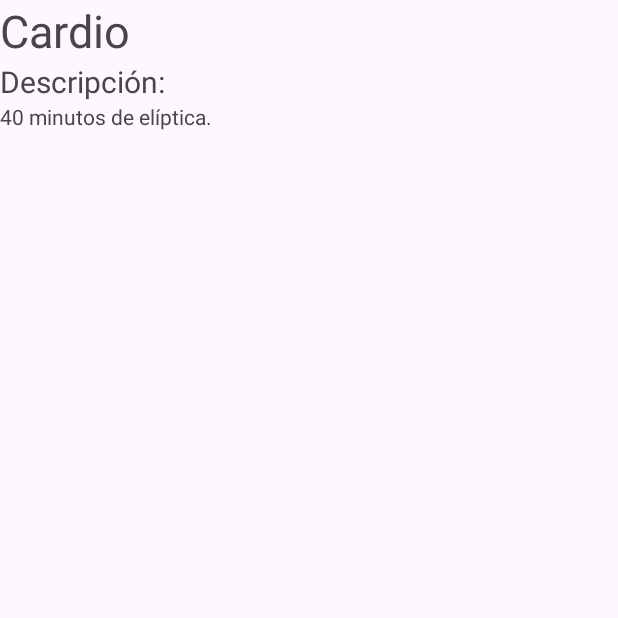
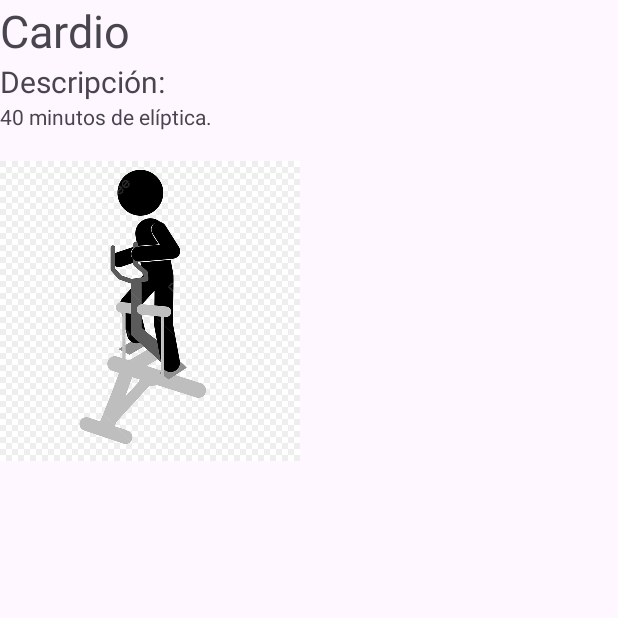
Before and after one commit to joanmrt/Examen-Android-1, an Android app: the screen it shows after launch (MainActivity), after a tap on "Cardio", on a phone screen of 412 x 824 dp, the top half of it. Run offline under Robolectric (Android 15) with nearby library versions, the phone set to English and light mode, and no system bars.

Commit message:
Todo añadido excepto layout

```diff
--- a/app/src/main/java/com/example/examen_1/Adapter.java
+++ b/app/src/main/java/com/example/examen_1/Adapter.java
@@ -5,15 +5,16 @@ import android.view.LayoutInflater;
 import android.view.View;
 import android.view.ViewGroup;
 import android.widget.BaseAdapter;
+import android.widget.ImageView;
 import android.widget.TextView;
 
 import java.util.ArrayList;
 
 public class Adapter extends BaseAdapter {
-    private final ArrayList<String> lista;
+    private final ArrayList<ItemList> lista;
     private final Context context;
 
-    public Adapter(ArrayList<String> lista, Context context){
+    public Adapter(ArrayList<ItemList> lista, Context context){
         this.context = context;
         this.lista = lista;
     }
@@ -43,7 +44,10 @@ public class Adapter extends BaseAdapter {
         }
 
         TextView textViewItem = view.findViewById(R.id.textViewItem);
-        textViewItem.setText(lista.get(position));
+        textViewItem.setText(lista.get(position).getText());
+
+        ImageView imageViewItem = view.findViewById(R.id.imageView);
+        imageViewItem.setImageResource(lista.get(position).getImageResId());
 
         return view;
     }
--- a/app/src/main/java/com/example/examen_1/FragmentInfo.java
+++ b/app/src/main/java/com/example/examen_1/FragmentInfo.java
@@ -7,6 +7,7 @@ import android.os.Bundle;
 import android.view.LayoutInflater;
 import android.view.View;
 import android.view.ViewGroup;
+import android.widget.ImageView;
 import android.widget.ListView;
 import android.widget.RelativeLayout;
 import android.widget.TextView;
@@ -26,6 +27,7 @@ public class FragmentInfo extends Fragment {
         View rootView = inflater.inflate(R.layout.info_fragment, container, false);
         TextView TVnombre = rootView.findViewById(R.id.nombre);
         TextView TVinfo = rootView.findViewById(R.id.informacion);
+        ImageView imageView = rootView.findViewById(R.id.imageViewExercise);
 
         Bundle bundle = getArguments();
 
@@ -36,12 +38,17 @@ public class FragmentInfo extends Fragment {
         assert selectedItem != null;
         if (selectedItem.equals("Cardio")){
             TVinfo.setText("40 minutos de elíptica.");
+            imageView.setImageResource(R.drawable.eliptica);
         } else if (selectedItem.equals("Piernas")) {
             TVinfo.setText("Series de 20 sentadillas.");
+            imageView.setImageResource(R.drawable.sentadilla);
         } else if (selectedItem.equals("Brazos")) {
             TVinfo.setText("Series de 20 flexiones");
+            imageView.setImageResource(R.drawable.pushup);
         } else if (selectedItem.equals("Resistencia")) {
             TVinfo.setText("Correr al ritmo necesario para llegar a 1h sin descanso.");
+            imageView.setImageResource(R.drawable.run);
+
         }
 
 
--- a/app/src/main/java/com/example/examen_1/FragmentList.java
+++ b/app/src/main/java/com/example/examen_1/FragmentList.java
@@ -23,11 +23,11 @@ public class FragmentList extends Fragment {
         View rootView = inflater.inflate(R.layout.list_fragment, container, false);
         ListView listView = rootView.findViewById(R.id.listView);
 
-        ArrayList<String> lista = new ArrayList<>();
-        lista.add("Cardio");
-        lista.add("Piernas");
-        lista.add("Brazos");
-        lista.add("Resistencia");
+        ArrayList<ItemList> lista = new ArrayList<>();
+        lista.add(new ItemList("Cardio", R.drawable.eliptica));
+        lista.add(new ItemList("Piernas", R.drawable.sentadilla));
+        lista.add(new ItemList("Brazos", R.drawable.pushup));
+        lista.add(new ItemList("Resistencia", R.drawable.run));
 
 
         Adapter adapter = new Adapter(lista, requireContext());
@@ -37,7 +37,7 @@ public class FragmentList extends Fragment {
         listView.setOnItemClickListener(new AdapterView.OnItemClickListener(){
             @Override
             public void onItemClick(AdapterView<?> parent, View view, int position, long id) {
-                String selectedItem = lista.get(position);
+                String selectedItem = lista.get(position).getText();
                 // Call a method to handle item click and navigate to AnotherFragment
                 handleItemClickAndNavigate(selectedItem);
             }
--- /dev/null
+++ b/app/src/main/java/com/example/examen_1/ItemList.java
@@ -0,0 +1,21 @@
+package com.example.examen_1;
+
+// ListItem.java
+public class ItemList {
+
+    private final String text;
+    private final int imageResId;
+
+    public ItemList(String text, int imageResId) {
+        this.text = text;
+        this.imageResId = imageResId;
+    }
+
+    public String getText() {
+        return text;
+    }
+
+    public int getImageResId() {
+        return imageResId;
+    }
+}
--- /dev/null
+++ b/app/src/main/res/layout-land/activity_main.xml
@@ -0,0 +1,16 @@
+<?xml version="1.0" encoding="utf-8"?>
+<androidx.constraintlayout.widget.ConstraintLayout xmlns:android="http://schemas.android.com/apk/res/android"
+    xmlns:app="http://schemas.android.com/apk/res-auto"
+    xmlns:tools="http://schemas.android.com/tools"
+    android:layout_width="match_parent"
+    android:layout_height="match_parent"
+    tools:context=".MainActivity">
+
+    <androidx.fragment.app.FragmentContainerView
+        android:id="@+id/fragmentContainerView"
+        android:layout_width="match_parent"
+        android:layout_height="match_parent"
+        app:layout_constraintStart_toStartOf="parent"
+        app:layout_constraintTop_toTopOf="parent" />
+
+</androidx.constraintlayout.widget.ConstraintLayout>
--- a/app/src/main/res/layout/info_fragment.xml
+++ b/app/src/main/res/layout/info_fragment.xml
@@ -26,5 +26,12 @@
         android:layout_below="@+id/descripcion"
         />
 
+    <ImageView
+        android:id="@+id/imageViewExercise"
+        android:layout_width="200dp"
+        android:layout_height="200dp"
+        android:layout_below="@+id/informacion"
+        android:layout_marginTop="20dp"/>
+
 
 </RelativeLayout>
--- a/app/src/main/res/layout/list_items.xml
+++ b/app/src/main/res/layout/list_items.xml
@@ -2,6 +2,14 @@
 <LinearLayout xmlns:android="http://schemas.android.com/apk/res/android"
     android:layout_width="match_parent"
     android:layout_height="match_parent">
+
+
+    <ImageView
+        android:id="@+id/imageView"
+        android:layout_width="40dp"
+        android:layout_height="40dp"
+        android:layout_weight="0"
+         />
 
     <TextView
         android:id="@+id/textViewItem"
```
Also changed, not shown: app/src/main/res/drawable/eliptica.jpg (added), app/src/main/res/drawable/pushup.png (added), app/src/main/res/drawable/run.png (added), app/src/main/res/drawable/sentadilla.png (added).
